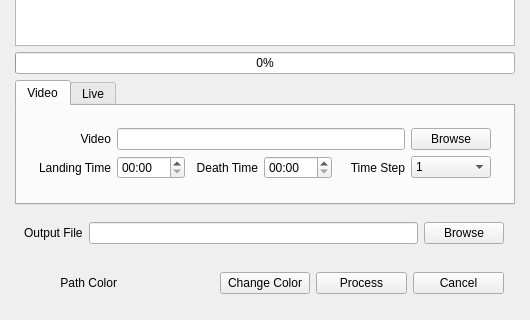
andrewzwicky/PUBGIS, file pubgis/pubgis_gui.ui: the form before one commit; both pictures show x 0 to 530 and y 469 to 789 of the 530 by 789 pixel window.
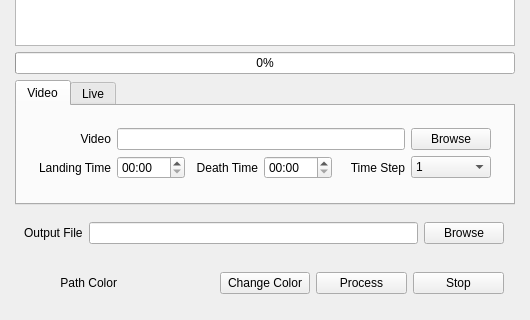
The form after the commit.

Commit message: Updating GUI to disable stop button while nothing is running

Diff of the .ui file:
```diff
--- a/pubgis/pubgis_gui.ui
+++ b/pubgis/pubgis_gui.ui
@@ -262,7 +262,7 @@
        <item row="3" column="6">
         <widget class="QPushButton" name="cancel_button">
          <property name="text">
-          <string>Cancel</string>
+          <string>Stop</string>
          </property>
         </widget>
        </item>
```
The commit also changes 1 other file.
